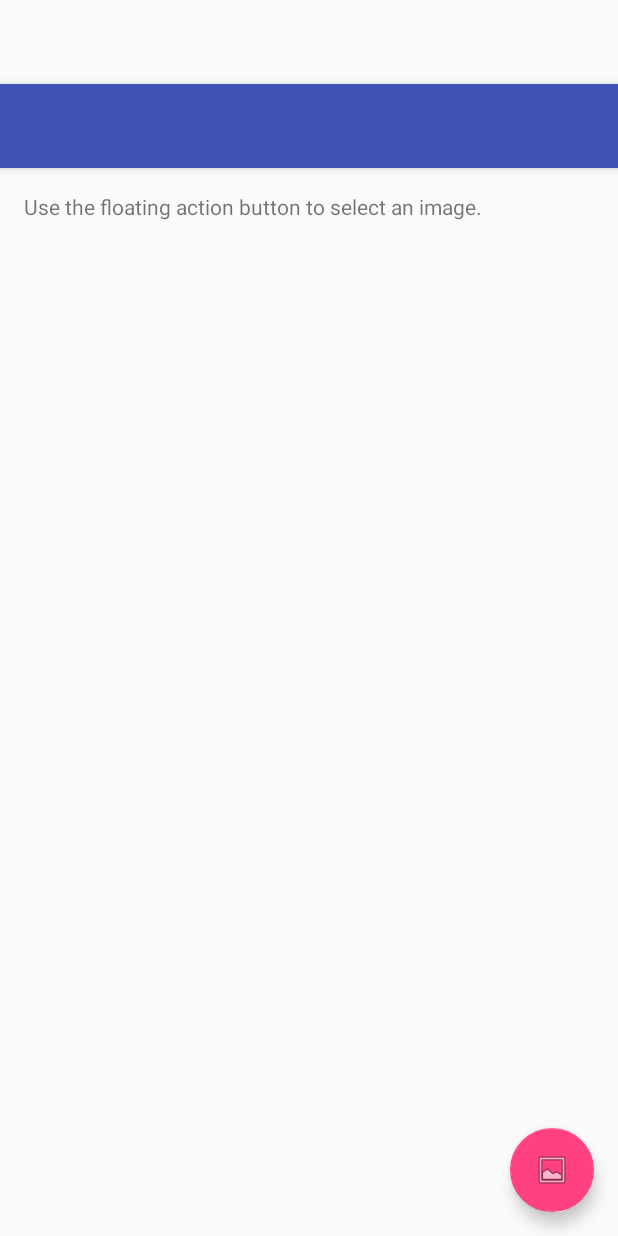
After one commit to Jneverson/SeniorDesignResearch, an Android app: the layout image_recognition_main.xml on its own in the app's theme, with its tools: preview values and no code run, on a phone screen of 412 x 824 dp. The commit adds this screen. Run offline under Robolectric (Android 15) with nearby library versions, the phone set to English and light mode, and no system bars.

Commit message:
Implementation of Backend Vision API Call and Image Recognition Screen
Signed-off-by: Jneverson <jdneverson97@gmail.com>

```diff
--- a/Product/app/src/main/java/com/nyit/seniordesignproject/conciousgps/MainActivity.java
+++ b/Product/app/src/main/java/com/nyit/seniordesignproject/conciousgps/MainActivity.java
@@ -6,7 +6,7 @@ import android.support.v7.app.AppCompatActivity;
 import android.view.View;
 
 public class MainActivity extends AppCompatActivity {
-    private int buttonCounter = 0;
+    private static int buttonCounter = 0;
 
     // Used to load the 'native-lib' library on application startup.
 //    static {
@@ -30,7 +30,7 @@ public class MainActivity extends AppCompatActivity {
                 if (buttonCounter >= 5) {
                     buttonCounter = 0;
                     //setContentView(R.layout.development_testing);
-                    Intent nextScreen = new Intent(getApplicationContext(), DevelopmentTesting.class);
+                    Intent nextScreen = new Intent(getApplicationContext(), ImageRecognition.class);
                     startActivity(nextScreen);
                 }
             }
--- /dev/null
+++ b/Product/app/src/main/res/layout/content_main.xml
@@ -0,0 +1,38 @@
+<?xml version="1.0" encoding="utf-8"?>
+<RelativeLayout xmlns:android="http://schemas.android.com/apk/res/android"
+    xmlns:app="http://schemas.android.com/apk/res-auto"
+    xmlns:tools="http://schemas.android.com/tools"
+    android:layout_width="match_parent"
+    android:layout_height="match_parent"
+    android:paddingLeft="@dimen/activity_horizontal_margin"
+    android:paddingTop="@dimen/activity_vertical_margin"
+    android:paddingRight="@dimen/activity_horizontal_margin"
+    android:paddingBottom="@dimen/activity_vertical_margin"
+    app:layout_behavior="@string/appbar_scrolling_view_behavior"
+    tools:context="com.nyit.seniordesignproject.conciousgps.ImageRecognition"
+    tools:showIn="@layout/image_recognition_main">
+
+    <ScrollView
+        android:layout_width="match_parent"
+        android:layout_height="match_parent">
+
+        <LinearLayout
+            android:layout_width="match_parent"
+            android:layout_height="wrap_content"
+            android:orientation="vertical">
+
+            <TextView
+                android:id="@+id/image_details"
+                android:layout_width="match_parent"
+                android:layout_height="wrap_content"
+                android:layout_marginBottom="8dp"
+                android:text="Use the floating action button to select an image." />
+
+            <ImageView
+                android:id="@+id/main_image"
+                android:layout_width="match_parent"
+                android:layout_height="200dp"
+                android:scaleType="fitCenter" />
+        </LinearLayout>
+    </ScrollView>
+</RelativeLayout>
--- /dev/null
+++ b/Product/app/src/main/res/layout/image_recognition_main.xml
@@ -0,0 +1,42 @@
+<?xml version="1.0" encoding="utf-8"?>
+<android.support.design.widget.CoordinatorLayout xmlns:android="http://schemas.android.com/apk/res/android"
+    xmlns:app="http://schemas.android.com/apk/res-auto"
+    xmlns:tools="http://schemas.android.com/tools"
+    android:layout_width="match_parent"
+    android:layout_height="match_parent"
+    android:fitsSystemWindows="true"
+    tools:context="com.nyit.seniordesignproject.conciousgps.ImageRecognition">
+
+    <android.support.design.widget.AppBarLayout
+        android:layout_width="match_parent"
+        android:layout_height="wrap_content"
+        android:theme="@style/AppTheme.AppBarOverlay">
+
+        <android.support.v7.widget.Toolbar
+            android:id="@+id/toolbar"
+            android:layout_width="match_parent"
+            android:layout_height="?attr/actionBarSize"
+            android:background="?attr/colorPrimary"
+            app:popupTheme="@style/AppTheme.PopupOverlay" />
+
+    </android.support.design.widget.AppBarLayout>
+
+    <include
+        android:id="@+id/include"
+        layout="@layout/content_main" />
+
+    <android.support.design.widget.FloatingActionButton
+        android:id="@+id/fab"
+        android:layout_width="wrap_content"
+        android:layout_height="wrap_content"
+        android:layout_gravity="bottom|end"
+        android:layout_margin="@dimen/fab_margin"
+        android:src="@android:drawable/ic_menu_gallery" />
+
+    <Button
+        android:id="@+id/button2"
+        android:layout_width="wrap_content"
+        android:layout_height="wrap_content"
+        android:text="Button" />
+
+</android.support.design.widget.CoordinatorLayout>
--- a/Product/app/src/main/res/values/colors.xml
+++ b/Product/app/src/main/res/values/colors.xml
@@ -1,6 +1,6 @@
 <?xml version="1.0" encoding="utf-8"?>
 <resources>
-    <color name="colorPrimary">#008577</color>
-    <color name="colorPrimaryDark">#00574B</color>
-    <color name="colorAccent">#D81B60</color>
+    <color name="colorPrimary">#3F51B5</color>
+    <color name="colorPrimaryDark">#303F9F</color>
+    <color name="colorAccent">#FF4081</color>
 </resources>
--- /dev/null
+++ b/Product/app/src/main/res/values/dimens.xml
@@ -0,0 +1,6 @@
+<resources>
+    <!-- Default screen margins, per the Android Design guidelines. -->
+    <dimen name="activity_horizontal_margin">16dp</dimen>
+    <dimen name="activity_vertical_margin">16dp</dimen>
+    <dimen name="fab_margin">16dp</dimen>
+</resources>
--- a/Product/app/src/main/res/values/styles.xml
+++ b/Product/app/src/main/res/values/styles.xml
@@ -8,4 +8,13 @@
         <item name="colorAccent">@color/colorAccent</item>
     </style>
 
+    <style name="AppTheme.NoActionBar">
+        <item name="windowActionBar">false</item>
+        <item name="windowNoTitle">true</item>
+    </style>
+
+    <style name="AppTheme.AppBarOverlay" parent="ThemeOverlay.AppCompat.Dark.ActionBar" />
+
+    <style name="AppTheme.PopupOverlay" parent="ThemeOverlay.AppCompat.Light" />
+
 </resources>
--- /dev/null
+++ b/Product/app/src/main/res/xml/provider_paths.xml
@@ -0,0 +1,5 @@
+<?xml version="1.0" encoding="utf-8"?>
+<paths>
+    <!--<external-path name="external_files"
+        path="C:\Users\Josiah-David Sykes\Pictures\20170629_224003.jpg" />-->
+</paths>
```
Also changed, not shown: Product/app/build.gradle (+12 -8 lines), Product/app/src/main/AndroidManifest.xml (+28 -0 lines), Product/app/src/main/java/com/nyit/seniordesignproject/conciousgps/DevelopmentTesting.java (+3 -41 lines), Product/app/src/main/java/com/nyit/seniordesignproject/conciousgps/GetTokenTask.java (+8 -4 lines), Product/app/src/main/java/com/nyit/seniordesignproject/conciousgps/ImageRecognition.java (+333 -0 lines), Product/app/src/main/java/com/nyit/seniordesignproject/conciousgps/PackageManagerUtils.java (added, +49 -0 lines), Product/app/src/main/java/com/nyit/seniordesignproject/conciousgps/PermissionUtils.java (added, +56 -0 lines), Product/app/src/main/res/values/strings.xml (+11 -1 lines), Product/build.gradle (+10 -0 lines).
